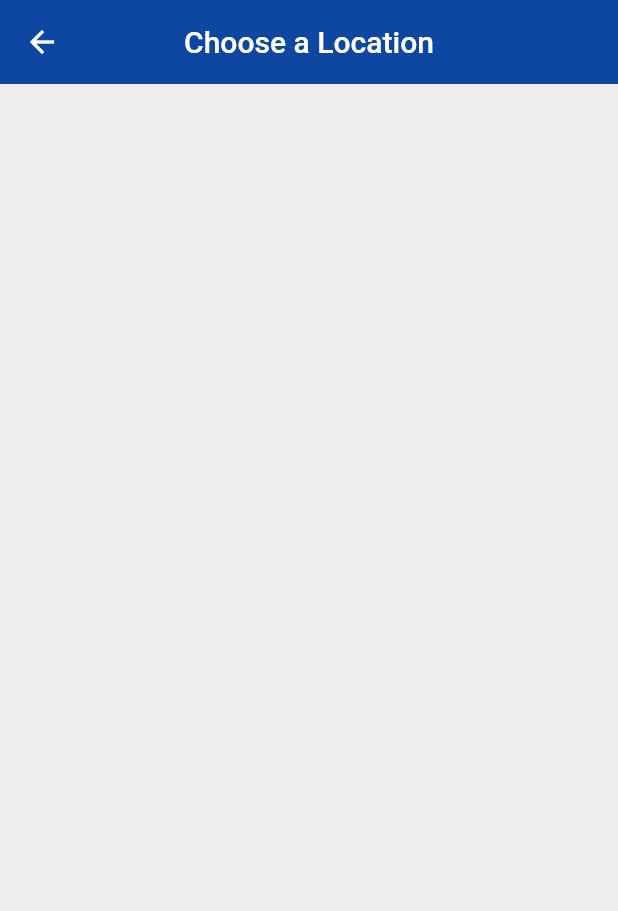
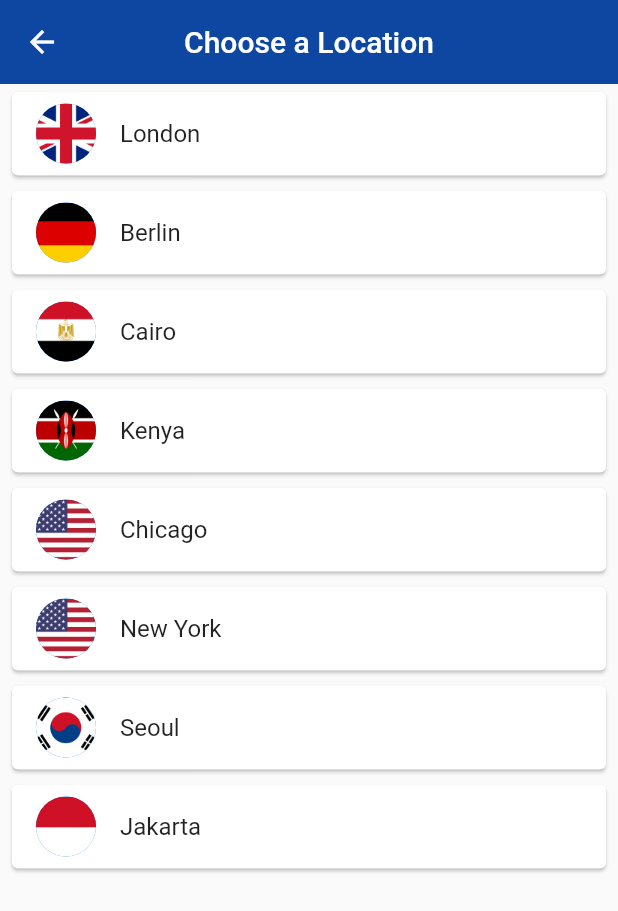
Before and after one commit to ararage/Flutter-World-Time, a Flutter app: the ChooseLocation screen opened by its route, on a phone screen of 412 x 824 dp. Shown: the top 911 px of the screen. Run offline on Flutter 3.47's test engine with Material 2 defaults, Android fonts, the phone set to English and light mode, and no system bars; our stand-ins replace flutter_spinkit; network calls fail.

Commit message:
Finished Project

```diff
--- a/lib/pages/choose_location.dart
+++ b/lib/pages/choose_location.dart
@@ -1,4 +1,5 @@
 import 'package:flutter/material.dart';
+import 'package:world_time/services/world_time.dart';
 
 class ChooseLocation extends StatefulWidget {
   @override
@@ -6,6 +7,29 @@ class ChooseLocation extends StatefulWidget {
 }
 
 class _ChooseLocationState extends State<ChooseLocation> {
+
+  List<WorldTime> locations = [
+    WorldTime(url: 'Europe/London', location: 'London', flag: 'uk.png'),
+    WorldTime(url: 'Europe/Berlin', location: 'Berlin', flag: 'germany.png'),
+    WorldTime(url: 'Africa/Cairo', location: 'Cairo', flag: 'egypt.png'),
+    WorldTime(url: 'Africa/Nairobi', location: 'Kenya', flag: 'kenya.png'),
+    WorldTime(url: 'America/Chicago', location: 'Chicago', flag: 'usa.png'),
+    WorldTime(url: 'America/New_York', location: 'New York', flag: 'usa.png'),
+    WorldTime(url: 'Asia/Seoul', location: 'Seoul', flag: 'south_korea.png'),
+    WorldTime(url: 'Asia/Jakarta', location: 'Jakarta', flag: 'indonesia.png'),
+  ];
+
+  void updateTime(index) async {
+    WorldTime instance = locations[index];
+    await instance.getTime();
+    // Navigate to Home Screen
+    Navigator.pop(context, {
+      'location': instance.location,
+      'flag': instance.flag,
+      'time': instance.time,
+      'isDayTime': instance.isDayTime,
+    });
+  }
 
   @override
   Widget build(BuildContext context) {
@@ -16,7 +40,27 @@ class _ChooseLocationState extends State<ChooseLocation> {
         centerTitle: true,
         elevation: 0,
       ),
-      backgroundColor: Colors.grey[200]
+      body: ListView.builder(
+          itemCount:locations.length,
+          itemBuilder: (context, index){
+            return Padding(
+              padding: const EdgeInsets.symmetric(vertical: 1.0, horizontal: 4.0),
+              child: Card(
+                child: ListTile(
+                  onTap: (){
+                    updateTime(index);
+                  },
+                  title: Text(
+                    locations[index].location
+                  ),
+                  leading: CircleAvatar(
+                    backgroundImage: AssetImage('assets/${locations[index].flag}'),
+                  ),
+                ),
+              ),
+            );
+          },
+      )
     );
   }
 }
--- a/pubspec.yaml
+++ b/pubspec.yaml
@@ -20,6 +20,8 @@ dependencies:
   flutter:
     sdk: flutter
   http: ^0.12.0+2
+  intl: ^0.16.0
+  flutter_spinkit: ^4.0.0
 
   # The following adds the Cupertino Icons font to your application.
   # Use with the CupertinoIcons class for iOS style icons.
@@ -42,8 +44,8 @@ flutter:
   uses-material-design: true
 
   # To add assets to your application, add an assets section, like this:
-  # assets:
-  #  - images/a_dot_burr.jpeg
+  assets:
+    - assets/
   #  - images/a_dot_ham.jpeg
 
   # An image asset can refer to one or more resolution-specific "variants", see
```
Also changed, not shown: lib/pages/home.dart (+69 -9 lines), lib/pages/loading.dart (+23 -4 lines), lib/services/world_time.dart (+25 -15 lines), assets/day.png (added), assets/egypt.png (added), assets/germany.png (added), assets/greece.png (added), assets/indonesia.png (added), assets/kenya.png (added), assets/night.png (added), assets/south_korea.png (added), assets/uk.png (added), assets/usa.png (added), pubspec.lock.
